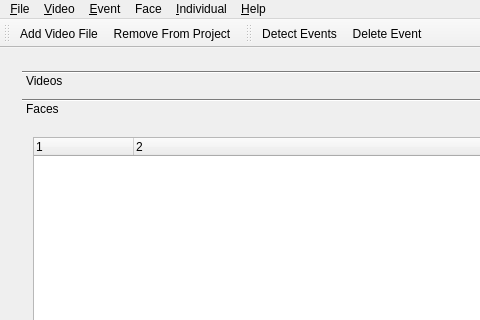
Above: application/gui/mainwindow.ui from BioFoV/BioFoV before the change; both pictures show x 0 to 480 and y 0 to 320 of the 797 by 507 pixel window. Below: the same form after it.
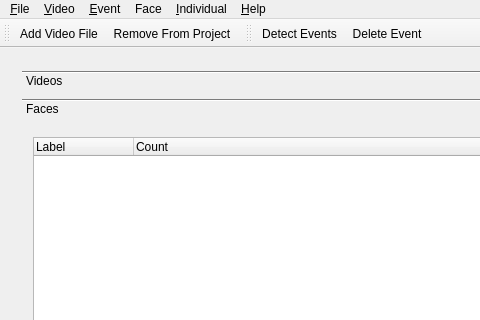
That is the form after the change. The open tabs and pages were chosen to show the change. Custom widgets are drawn as their Qt base class.

Commit message: Label of columns on facelist.

Patch:
```diff
--- a/application/gui/mainwindow.ui
+++ b/application/gui/mainwindow.ui
@@ -106,12 +106,12 @@
               </property>
               <column>
                <property name="text">
-                <string notr="true">1</string>
+                <string notr="true">Label</string>
                </property>
               </column>
               <column>
                <property name="text">
-                <string notr="true">2</string>
+                <string notr="true">Count</string>
                </property>
               </column>
              </widget>
```
